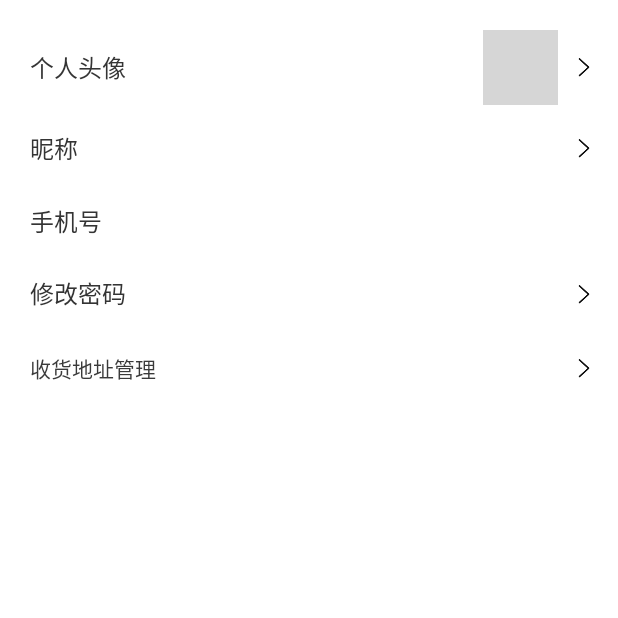
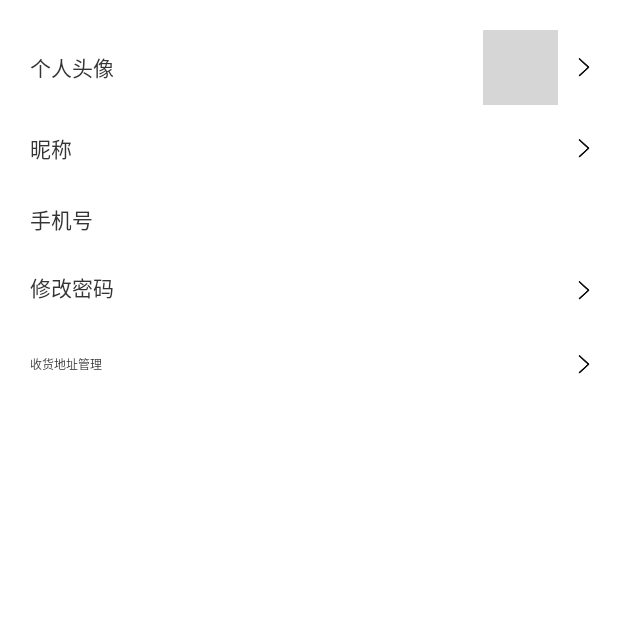
Before and after one commit to qqxliufeng/electronicbusiness, an Android app: the fragment PersonalInfoFragment shown on its own in the app's theme, on a phone screen of 412 x 824 dp, the top half of it. Run offline under Robolectric (Android 15) with nearby library versions, the phone set to English and light mode, and no system bars; our stand-ins replace ButterKnife, Dagger/Hilt's generated code; libraries missing offline, so code that uses them is left out: com.hyphenate.chat, com.hyphenate.helpdesk, com.lzy.imagepicker, com.sina.weibo, com.tencent.bugly and 4 more; pictures from the network do not load; 2 statements that could not run were skipped; grey boxes are pictures that could not be loaded.

Commit message:
修改bug

```diff
--- a/src/main/java/com/android/ql/lf/electronicbusiness/ui/adapters/PersonalCutItemAdapter.kt
+++ b/src/main/java/com/android/ql/lf/electronicbusiness/ui/adapters/PersonalCutItemAdapter.kt
@@ -30,12 +30,14 @@ class PersonalCutItemAdapter(layoutId: Int, list: ArrayList<GoodsItemBean>) : Ba
             helper.setText(R.id.mBtPersonalCutItemCut, "已砍到最底价")
             bt_status.isEnabled = false
         } else {
+            helper.setText(R.id.mBtPersonalCutItemCut, "砍价购买")
             bt_status.isEnabled = true
         }
         if ("1" == item.product_endstatus) {
             helper.setText(R.id.mBtPersonalCutItemCut, "活动已结束")
             bt_status.isEnabled = false
         } else {
+            helper.setText(R.id.mBtPersonalCutItemCut, "砍价购买")
             bt_status.isEnabled = true
         }
     }
--- a/src/main/res/layout/fragment_mine_personal_info_layout.xml
+++ b/src/main/res/layout/fragment_mine_personal_info_layout.xml
@@ -20,7 +20,7 @@
             android:layout_centerVertical="true"
             android:text="个人头像"
             android:textColor="#343434"
-            android:textSize="16sp" />
+            android:textSize="14sp" />
 
         <ImageView
             android:layout_width="wrap_content"
@@ -56,7 +56,7 @@
             android:layout_centerVertical="true"
             android:text="昵称"
             android:textColor="#343434"
-            android:textSize="16sp" />
+            android:textSize="14sp" />
 
         <TextView
             android:id="@+id/mTvPersonalInfoNickName"
@@ -86,7 +86,7 @@
             android:layout_centerVertical="true"
             android:text="手机号"
             android:textColor="#343434"
-            android:textSize="16sp" />
+            android:textSize="14sp" />
 
         <TextView
             android:id="@+id/mTvPersonalInfoPhone"
@@ -110,7 +110,7 @@
         android:paddingTop="@dimen/dp_10"
         android:text="修改密码"
         android:textColor="#343434"
-        android:textSize="16sp" />
+        android:textSize="14sp" />
 
     <TextView
         android:id="@+id/mTvSettingAddressManager"
@@ -124,6 +124,7 @@
         android:paddingBottom="@dimen/dp_10"
         android:paddingTop="@dimen/dp_10"
         android:text="收货地址管理"
+        android:textSize="@dimen/sp_14"
         android:textColor="@color/black_tv_color" />
 
 </RelativeLayout>
```
Also changed, not shown: src/main/res/layout/adapter_shopping_car_item_layout.xml (+10 -11 lines), src/main/res/layout/fragment_express_info_layout.xml (+5 -3 lines).
